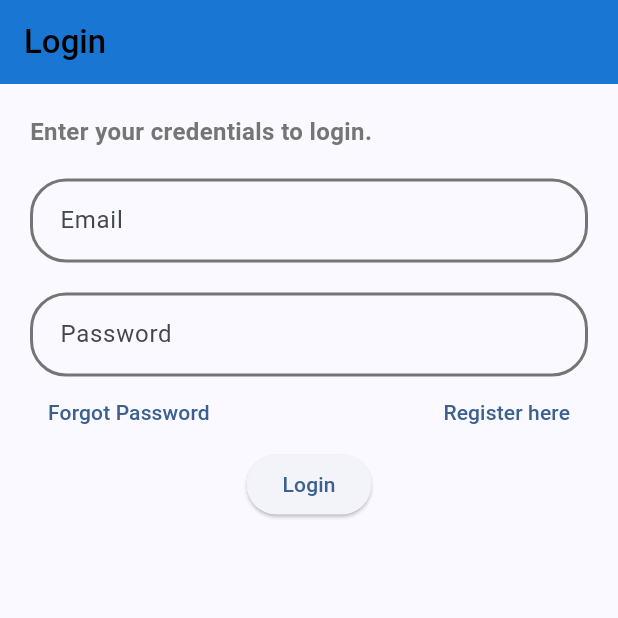
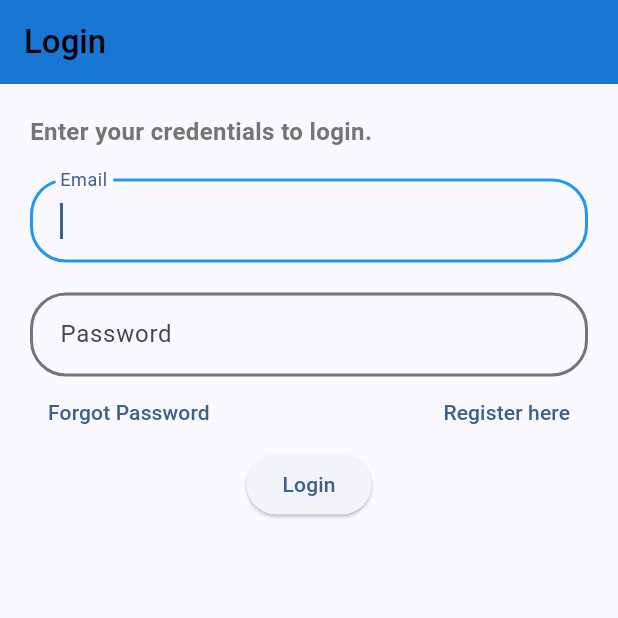
Before and after one commit to mohnishdeshpande/eznotes, a Flutter app: the screen it shows after launch, on a phone screen of 412 x 824 dp, the top half of it. Run offline on Flutter 3.47's test engine with Material 2 defaults, Android fonts, the phone set to English and light mode, and no system bars; our stand-ins replace bloc, cloud_firestore, equatable, firebase_auth, firebase_core, flutter_bloc and 1 more; accounts and stored records are empty.

Commit message:
android release 1.0.0

```diff
--- a/lib/main.dart
+++ b/lib/main.dart
@@ -80,11 +80,7 @@ class HomePage extends StatelessWidget {
           return const LoginView();
         } else if (state is AuthStateRegistering) {
           return const RegisterView();
-        }
-        //  else if (state is AuthStateForgotPassword) {
-        //   return const ForgotPasswordView();
-        // }
-        else {
+        } else {
           return const Scaffold(
             body: CircularProgressIndicator(),
           );
--- a/lib/views/login_view.dart
+++ b/lib/views/login_view.dart
@@ -68,7 +68,7 @@ class _LoginViewState extends State<LoginView> {
                   controller: _email,
                   enableSuggestions: false,
                   autocorrect: false,
-                  // autofocus: true,
+                  autofocus: true,
                   keyboardType: TextInputType.emailAddress,
                   decoration: const InputDecoration(
                     labelText: 'Email',
--- a/lib/views/notes/create_update_note_view.dart
+++ b/lib/views/notes/create_update_note_view.dart
@@ -105,7 +105,7 @@ class _CreateUpdateNoteViewState extends State<CreateUpdateNoteView> {
   Widget build(BuildContext context) {
     return Scaffold(
       appBar: AppBar(
-        title: const Text('You Awesome Note'),
+        title: const Text('Edit Note'),
         actions: [
           IconButton(
             onPressed: () async {
--- a/lib/views/verify_email_view.dart
+++ b/lib/views/verify_email_view.dart
@@ -2,7 +2,6 @@ import 'package:flutter/material.dart';
 import 'package:flutter_bloc/flutter_bloc.dart';
 import 'package:mynotes/services/auth/bloc/auth_bloc.dart';
 import 'package:mynotes/services/auth/bloc/auth_event.dart';
-import 'package:mynotes/themes/theme.dart';
 
 class VerifyEmailView extends StatefulWidget {
   const VerifyEmailView({super.key});
@@ -16,9 +15,8 @@ class _VerifyEmailViewState extends State<VerifyEmailView> {
   Widget build(BuildContext context) {
     return Scaffold(
       appBar: AppBar(
-        title: Text(
+        title: const Text(
           'Verify Email',
-          style: MyTheme.myTextStyle(),
         ),
       ),
       body: Padding(
```
Also changed, not shown: 1 other file.
